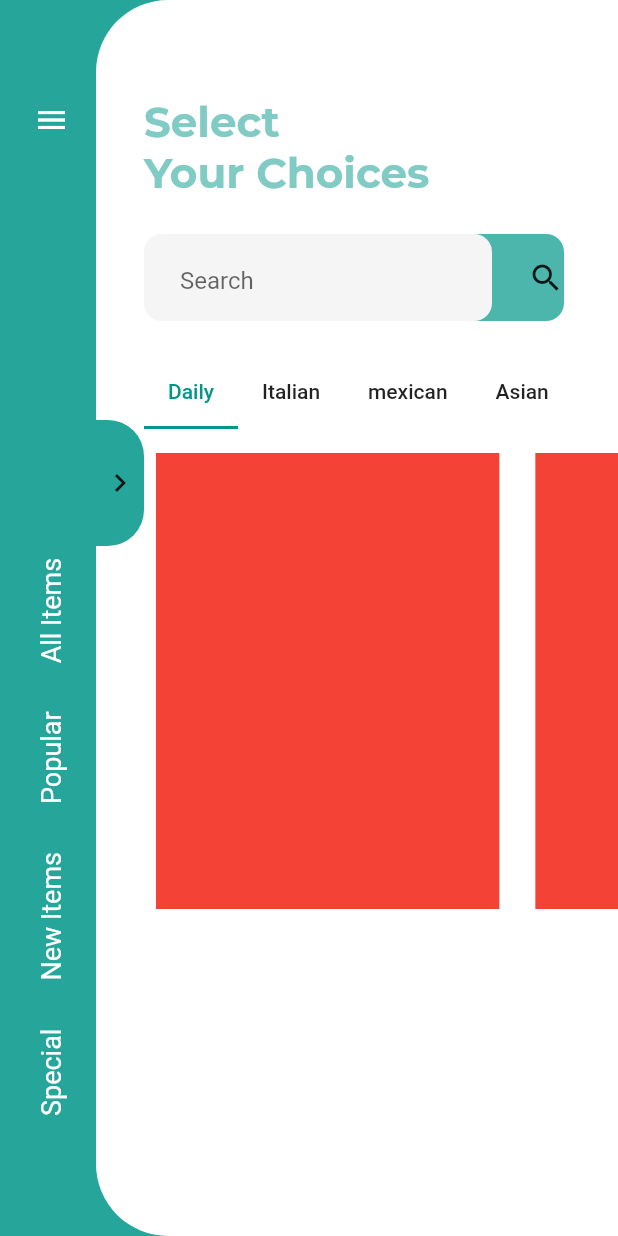
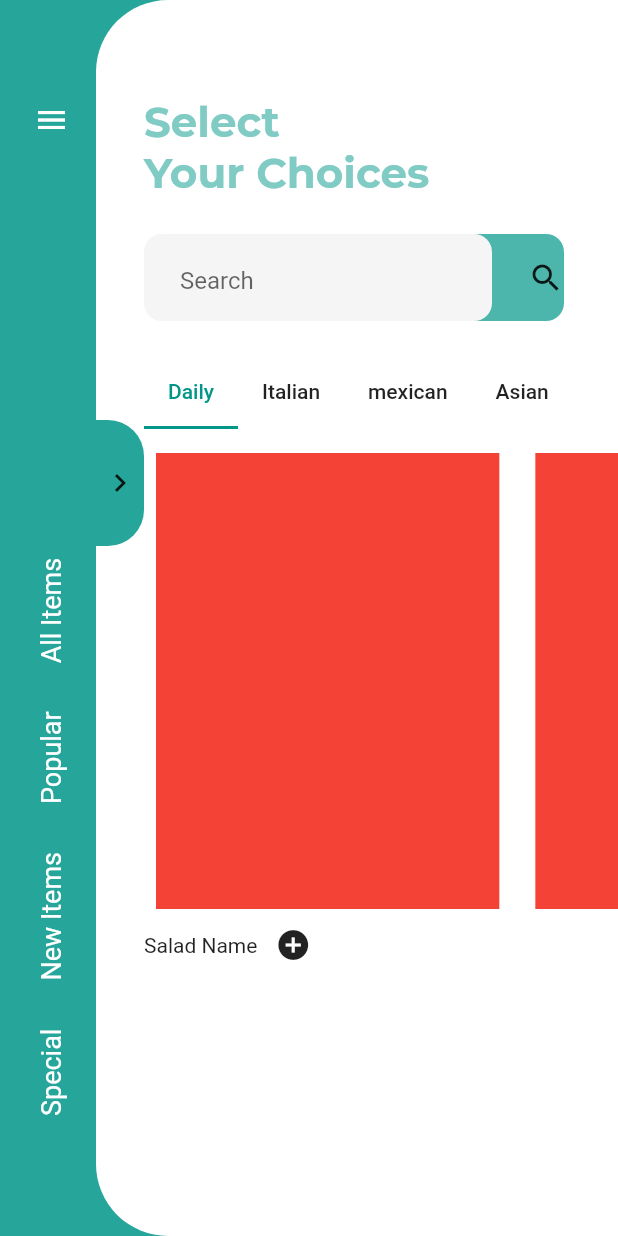
Before and after one commit to JAICHANGPARK/flutter_notebook_8th_story, a Flutter app: the screen it shows after launch, on a phone screen of 412 x 824 dp. Run offline on Flutter 3.47's test engine with Material 2 defaults, Android fonts, the phone set to English and light mode, and no system bars; our stand-ins replace badges, google_fonts.

Commit message:
Update food_main_page.dart

```diff
--- a/lib/ep566_food_delivery_app/food_main_page.dart
+++ b/lib/ep566_food_delivery_app/food_main_page.dart
@@ -231,6 +231,12 @@ class _FoodMainPageState extends State<FoodMainPage> with SingleTickerProviderSt
                             ],
                             controller: _tabController,
                           ),
+                        ),
+                        Row(
+                          children: [
+                            Text("Salad Name"),
+                            IconButton(icon: Icon(Icons.add_circle), onPressed: (){})
+                          ],
                         )
                       ],
                     ),
```
